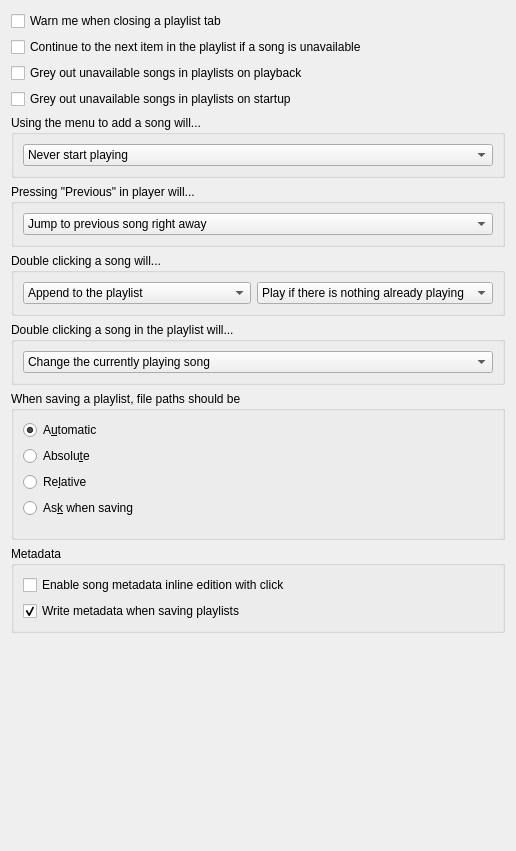
Before: the Qt Designer form src/settings/playlistsettingspage.ui in strawberrymusicplayer/strawberry, drawn with Qt 5.
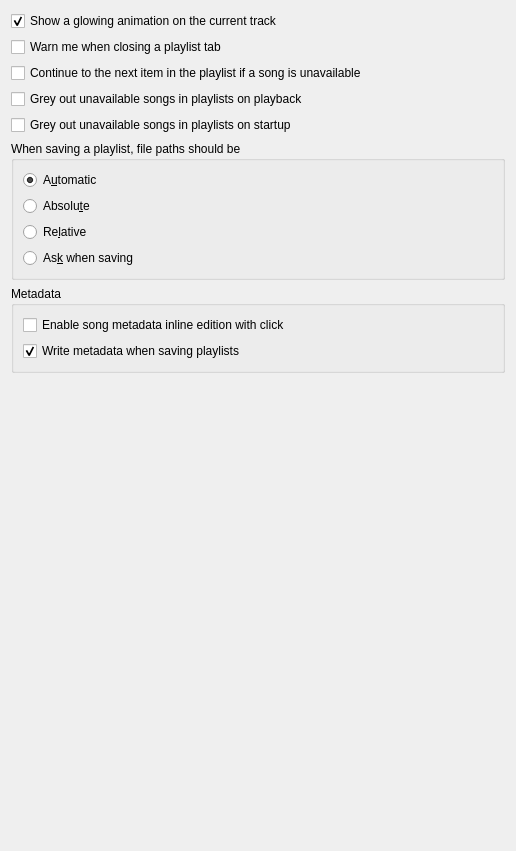
After: the same form once the commit is applied.

What changed in the file:
```diff
--- a/src/settings/playlistsettingspage.ui
+++ b/src/settings/playlistsettingspage.ui
@@ -14,6 +14,16 @@
    <string>Playlist</string>
   </property>
   <layout class="QVBoxLayout" name="verticalLayout">
+   <item>
+    <widget class="QCheckBox" name="checkbox_glowcurrenttrack">
+     <property name="text">
+      <string>Show a glowing animation on the current track</string>
+     </property>
+     <property name="checked">
+      <bool>true</bool>
+     </property>
+    </widget>
+   </item>
    <item>
     <widget class="QCheckBox" name="checkbox_warncloseplaylist">
      <property name="text">
@@ -43,148 +53,7 @@
     </widget>
    </item>
    <item>
-    <widget class="QGroupBox" name="groupBox_1">
-     <property name="title">
-      <string>Using the menu to add a song will...</string>
-     </property>
-     <layout class="QVBoxLayout" name="verticalLayout_18">
-      <item>
-       <widget class="QComboBox" name="combobox_menuplaymode">
-        <property name="currentIndex">
-         <number>0</number>
-        </property>
-        <item>
-         <property name="text">
-          <string>Never start playing</string>
-         </property>
-        </item>
-        <item>
-         <property name="text">
-          <string>Play if there is nothing already playing</string>
-         </property>
-        </item>
-        <item>
-         <property name="text">
-          <string>Always start playing</string>
-         </property>
-        </item>
-       </widget>
-      </item>
-     </layout>
-    </widget>
-   </item>
-   <item>
-    <widget class="QGroupBox" name="groupbox_previous">
-     <property name="title">
-      <string>Pressing &quot;Previous&quot; in player will...</string>
-     </property>
-     <layout class="QVBoxLayout" name="verticalLayout_19">
-      <item>
-       <widget class="QComboBox" name="combobox_previousmode">
-        <property name="currentIndex">
-         <number>0</number>
-        </property>
-        <item>
-         <property name="text">
-          <string>Jump to previous song right away</string>
-         </property>
-        </item>
-        <item>
-         <property name="text">
-          <string>Restart song, then jump to previous if pressed again</string>
-         </property>
-        </item>
-       </widget>
-      </item>
-     </layout>
-    </widget>
-   </item>
-   <item>
-    <widget class="QGroupBox" name="groupbox_doubleclickaddmode">
-     <property name="title">
-      <string>Double clicking a song will...</string>
-     </property>
-     <layout class="QHBoxLayout" name="horizontalLayout_6">
-      <item>
-       <widget class="QComboBox" name="combobox_doubleclickaddmode">
-        <property name="currentIndex">
-         <number>0</number>
-        </property>
-        <item>
-         <property name="text">
-          <string>Append to the playlist</string>
-         </property>
-        </item>
-        <item>
-         <property name="text">
-          <string>Replace the playlist</string>
-         </property>
-        </item>
-        <item>
-         <property name="text">
-          <string>Open in new playlist</string>
-         </property>
-        </item>
-        <item>
-         <property name="text">
-          <string>Add to the queue</string>
-         </property>
-        </item>
-       </widget>
-      </item>
-      <item>
-       <widget class="QComboBox" name="combobox_doubleclickplaymode">
-        <property name="currentIndex">
-         <number>1</number>
-        </property>
-        <item>
-         <property name="text">
-          <string>Never start playing</string>
-         </property>
-        </item>
-        <item>
-         <property name="text">
-          <string>Play if there is nothing already playing</string>
-         </property>
-        </item>
-        <item>
-         <property name="text">
-          <string>Always start playing</string>
-         </property>
-        </item>
-       </widget>
-      </item>
-     </layout>
-    </widget>
-   </item>
-   <item>
-    <widget class="QGroupBox" name="groupbox_doubleclickplaylist">
-     <property name="title">
-      <string>Double clicking a song in the playlist will...</string>
-     </property>
-     <layout class="QVBoxLayout" name="layout_doubleclick_playlist">
-      <item>
-       <widget class="QComboBox" name="combobox_doubleclickplaylistaddmode">
-        <property name="currentIndex">
-         <number>0</number>
-        </property>
-        <item>
-         <property name="text">
-          <string>Change the currently playing song</string>
-         </property>
-        </item>
-        <item>
-         <property name="text">
-          <string>Add to the queue</string>
-         </property>
-        </item>
-       </widget>
-      </item>
-     </layout>
-    </widget>
-   </item>
-   <item>
-    <widget class="QGroupBox" name="groupBox_2">
+    <widget class="QGroupBox" name="groupbox_paths">
      <property name="title">
       <string>When saving a playlist, file paths should be</string>
      </property>
@@ -220,22 +89,6 @@
         </property>
        </widget>
       </item>
-      <item>
-       <spacer name="verticalSpacer_1">
-        <property name="orientation">
-         <enum>Qt::Vertical</enum>
-        </property>
-        <property name="sizeType">
-         <enum>QSizePolicy::Fixed</enum>
-        </property>
-        <property name="sizeHint" stdset="0">
-         <size>
-          <width>20</width>
-          <height>10</height>
-         </size>
-        </property>
-       </spacer>
-      </item>
      </layout>
     </widget>
    </item>
```
Left out of the diff: 4 changed lines with no effect on the pictures.
